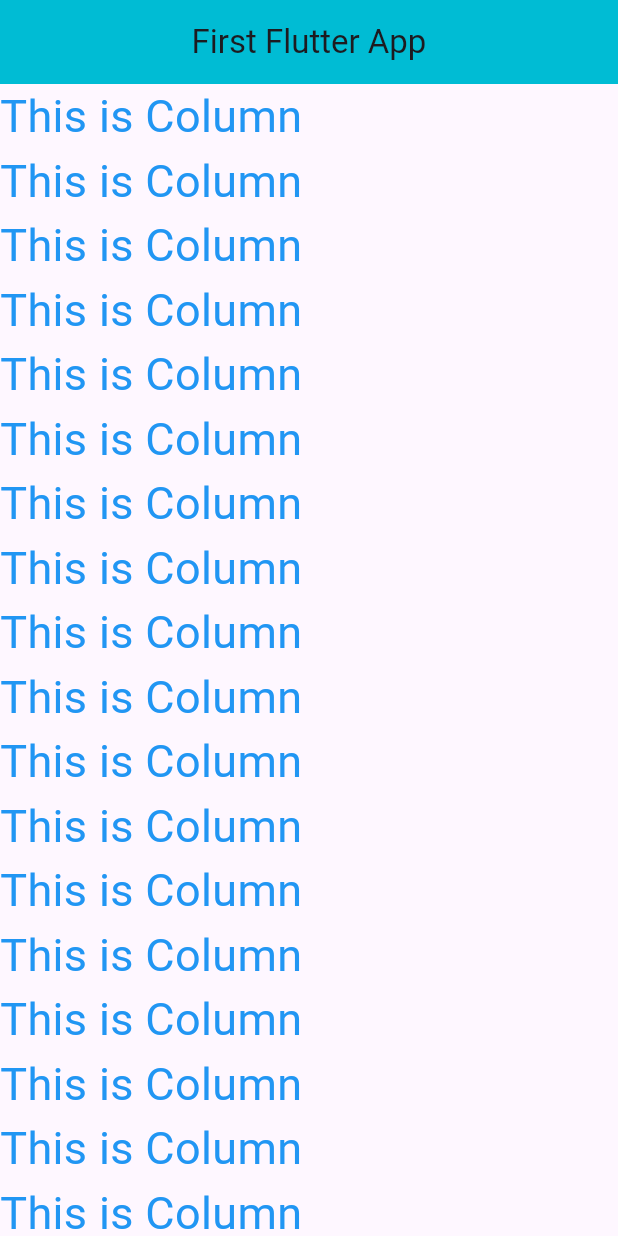
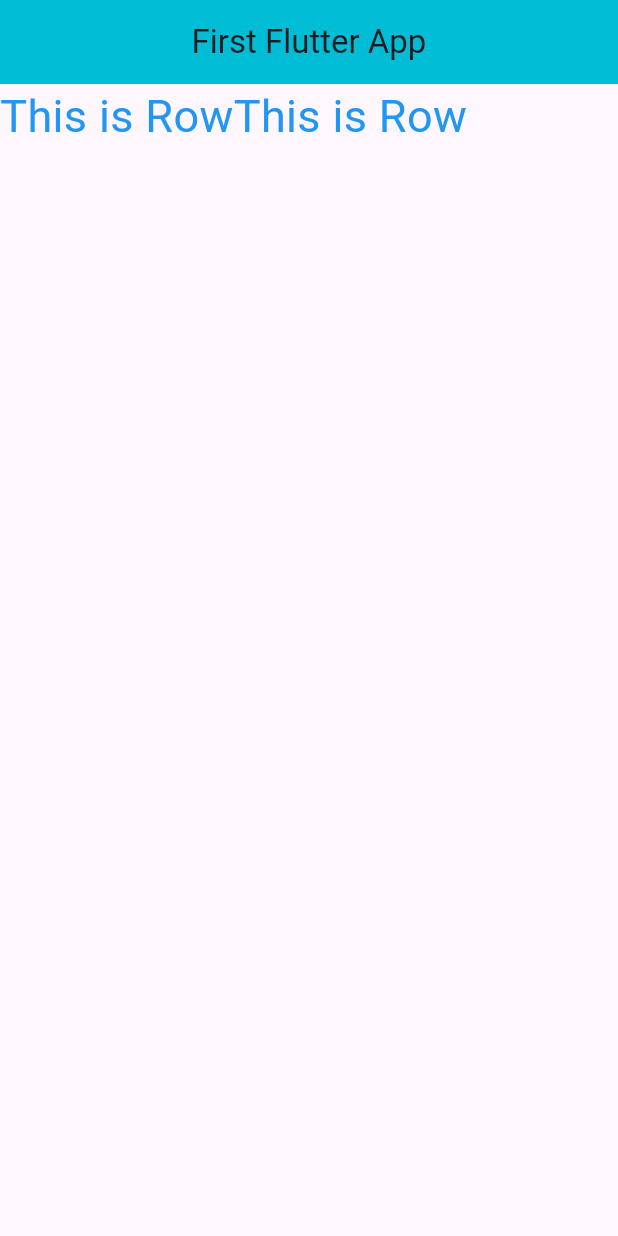
Before and after one commit to osmangonikhan247/new_project, a Flutter app: the screen it shows after launch, on a phone screen of 412 x 824 dp. Run offline on Flutter 3.47's test engine with Material 3 defaults, Android fonts, the phone set to English and light mode, and no system bars.

Commit message:
Updated code

```diff
--- a/lib/main.dart
+++ b/lib/main.dart
@@ -34,142 +34,157 @@
         centerTitle: true,
         backgroundColor: Colors.cyan,
       ),
-      body: SingleChildScrollView(
-        child: Column(
-          mainAxisAlignment: MainAxisAlignment.center,
+      body: Row(
           children: [
-          Text('This is Column',style: TextStyle(
+            Text('This is Row',style: TextStyle(
                 fontSize: 30,
                 color: Colors.blue
             ),),
-          Text('This is Column',style: TextStyle(
-              fontSize: 30,
-              color: Colors.blue
-          ),),
-          Text('This is Column',style: TextStyle(
-              fontSize: 30,
-              color: Colors.blue
-          ),),
-          Text('This is Column',style: TextStyle(
-              fontSize: 30,
-              color: Colors.blue
-          ),),
-          Text('This is Column',style: TextStyle(
-              fontSize: 30,
-              color: Colors.blue
-          ),),
-          Text('This is Column',style: TextStyle(
-              fontSize: 30,
-              color: Colors.blue
-          ),),
-          Text('This is Column',style: TextStyle(
-              fontSize: 30,
-              color: Colors.blue
-          ),),
-          Text('This is Column',style: TextStyle(
-              fontSize: 30,
-              color: Colors.blue
-          ),),
-          Text('This is Column',style: TextStyle(
-              fontSize: 30,
-              color: Colors.blue
-          ),),
-          Text('This is Column',style: TextStyle(
-              fontSize: 30,
-              color: Colors.blue
-          ),),
-          Text('This is Column',style: TextStyle(
-              fontSize: 30,
-              color: Colors.blue
-          ),),
-          Text('This is Column',style: TextStyle(
-              fontSize: 30,
-              color: Colors.blue
-          ),),
-          Text('This is Column',style: TextStyle(
-              fontSize: 30,
-              color: Colors.blue
-          ),),
-          Text('This is Column',style: TextStyle(
-              fontSize: 30,
-              color: Colors.blue
-          ),),
-          Text('This is Column',style: TextStyle(
-              fontSize: 30,
-              color: Colors.blue
-          ),),
-          Text('This is Column',style: TextStyle(
-              fontSize: 30,
-              color: Colors.blue
-          ),),
-          Text('This is Column',style: TextStyle(
-              fontSize: 30,
-              color: Colors.blue
-          ),),
-          Text('This is Column',style: TextStyle(
-              fontSize: 30,
-              color: Colors.blue
-          ),),
-          Text('This is Column',style: TextStyle(
-              fontSize: 30,
-              color: Colors.blue
-          ),),
-          Text('This is Column',style: TextStyle(
-              fontSize: 30,
-              color: Colors.blue
-          ),),
-          Text('This is Column',style: TextStyle(
-              fontSize: 30,
-              color: Colors.blue
-          ),),
-          Text('This is Column',style: TextStyle(
-              fontSize: 30,
-              color: Colors.blue
-          ),),
-          Text('This is Column',style: TextStyle(
-              fontSize: 30,
-              color: Colors.blue
-          ),),
-          Text('This is Column',style: TextStyle(
-              fontSize: 30,
-              color: Colors.blue
-          ),),
-          Text('This is Column',style: TextStyle(
-              fontSize: 30,
-              color: Colors.blue
-          ),),
-          Text('This is Column',style: TextStyle(
-              fontSize: 30,
-              color: Colors.blue
-          ),),
-          Text('This is Column',style: TextStyle(
-              fontSize: 30,
-              color: Colors.blue
-          ),),
-          Text('This is Column',style: TextStyle(
-              fontSize: 30,
-              color: Colors.blue
-          ),),
-          Text('This is Column',style: TextStyle(
-              fontSize: 30,
-              color: Colors.blue
-          ),),
-          Text('This is Column',style: TextStyle(
-              fontSize: 30,
-              color: Colors.blue
-          ),),
-          Text('This is Column',style: TextStyle(
-              fontSize: 30,
-              color: Colors.blue
-          ),),
-          Text('This is Column',style: TextStyle(
+            Text('This is Row',style: TextStyle(
                 fontSize: 30,
                 color: Colors.blue
             ),),
 
           ],
+
       ),
-      ),
+
+      // body: SingleChildScrollView(
+      //   child: Column(
+      //     mainAxisAlignment: MainAxisAlignment.center,
+      //       children: [
+      //     Text('This is Column',style: TextStyle(
+      //       fontSize: 30,
+      //       color: Colors.blue
+      //     ),),
+      //     Text('This is Column',style: TextStyle(
+      //         fontSize: 30,
+      //         color: Colors.blue
+      //     ),),
+      //     Text('This is Column',style: TextStyle(
+      //         fontSize: 30,
+      //         color: Colors.blue
+      //     ),),
+      //     Text('This is Column',style: TextStyle(
+      //         fontSize: 30,
+      //         color: Colors.blue
+      //     ),),
+      //     Text('This is Column',style: TextStyle(
+      //         fontSize: 30,
+      //         color: Colors.blue
+      //     ),),
+      //     Text('This is Column',style: TextStyle(
+      //         fontSize: 30,
+      //         color: Colors.blue
+      //     ),),
+      //     Text('This is Column',style: TextStyle(
+      //         fontSize: 30,
+      //         color: Colors.blue
+      //     ),),
+      //     Text('This is Column',style: TextStyle(
+      //         fontSize: 30,
+      //         color: Colors.blue
+      //     ),),
+      //     Text('This is Column',style: TextStyle(
+      //         fontSize: 30,
+      //         color: Colors.blue
+      //     ),),
+      //     Text('This is Column',style: TextStyle(
+      //         fontSize: 30,
+      //         color: Colors.blue
+      //     ),),
+      //     Text('This is Column',style: TextStyle(
+      //         fontSize: 30,
+      //         color: Colors.blue
+      //     ),),
+      //     Text('This is Column',style: TextStyle(
+      //         fontSize: 30,
+      //         color: Colors.blue
+      //     ),),
+      //     Text('This is Column',style: TextStyle(
+      //         fontSize: 30,
+      //         color: Colors.blue
+      //     ),),
+      //     Text('This is Column',style: TextStyle(
+      //         fontSize: 30,
+      //         color: Colors.blue
+      //     ),),
+      //     Text('This is Column',style: TextStyle(
+      //         fontSize: 30,
+      //         color: Colors.blue
+      //     ),),
+      //     Text('This is Column',style: TextStyle(
+      //         fontSize: 30,
+      //         color: Colors.blue
+      //     ),),
+      //     Text('This is Column',style: TextStyle(
+      //         fontSize: 30,
+      //         color: Colors.blue
+      //     ),),
+      //     Text('This is Column',style: TextStyle(
+      //         fontSize: 30,
+      //         color: Colors.blue
+      //     ),),
+      //     Text('This is Column',style: TextStyle(
+      //         fontSize: 30,
+      //         color: Colors.blue
+      //     ),),
+      //     Text('This is Column',style: TextStyle(
+      //         fontSize: 30,
+      //         color: Colors.blue
+      //     ),),
+      //     Text('This is Column',style: TextStyle(
+      //         fontSize: 30,
+      //         color: Colors.blue
+      //     ),),
+      //     Text('This is Column',style: TextStyle(
+      //         fontSize: 30,
+      //         color: Colors.blue
+      //     ),),
+      //     Text('This is Column',style: TextStyle(
+      //         fontSize: 30,
+      //         color: Colors.blue
+      //     ),),
+      //     Text('This is Column',style: TextStyle(
+      //         fontSize: 30,
+      //         color: Colors.blue
+      //     ),),
+      //     Text('This is Column',style: TextStyle(
+      //         fontSize: 30,
+      //         color: Colors.blue
+      //     ),),
+      //     Text('This is Column',style: TextStyle(
+      //         fontSize: 30,
+      //         color: Colors.blue
+      //     ),),
+      //     Text('This is Column',style: TextStyle(
+      //         fontSize: 30,
+      //         color: Colors.blue
+      //     ),),
+      //     Text('This is Column',style: TextStyle(
+      //         fontSize: 30,
+      //         color: Colors.blue
+      //     ),),
+      //     Text('This is Column',style: TextStyle(
+      //         fontSize: 30,
+      //         color: Colors.blue
+      //     ),),
+      //     Text('This is Column',style: TextStyle(
+      //         fontSize: 30,
+      //         color: Colors.blue
+      //     ),),
+      //     Text('This is Column',style: TextStyle(
+      //         fontSize: 30,
+      //         color: Colors.blue
+      //     ),),
+      //     Text('This is Column',style: TextStyle(
+      //         fontSize: 30,
+      //         color: Colors.blue
+      //     ),),
+      //
+      //   ],
+      // ),
+      // ),
     );
   }
 }
```
Lines whose indentation alone changed are shown as unchanged.
